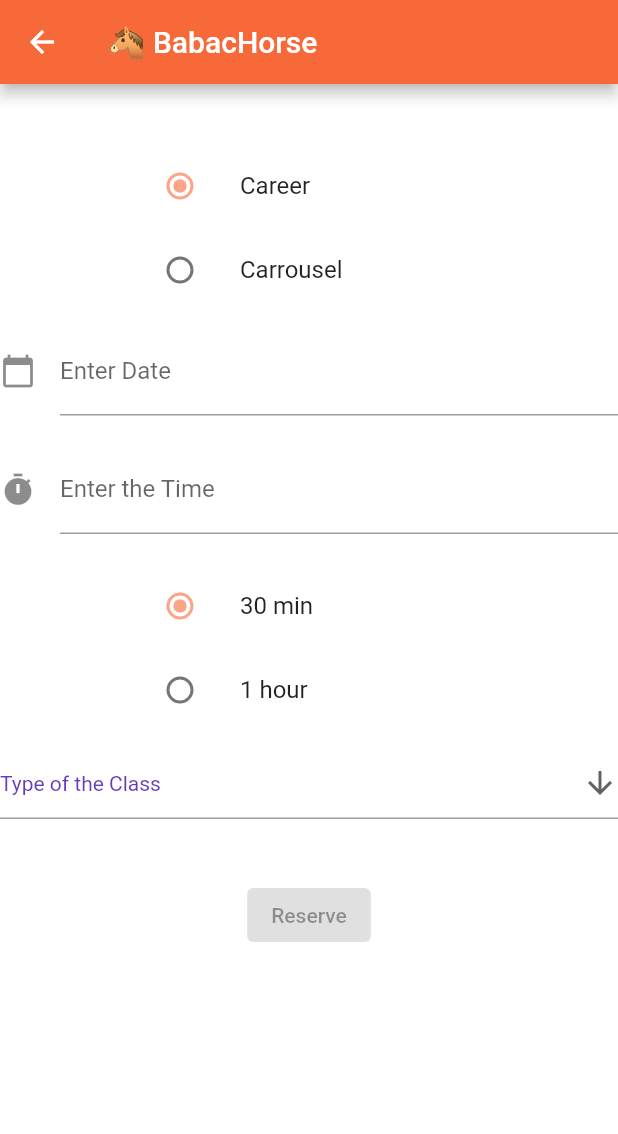
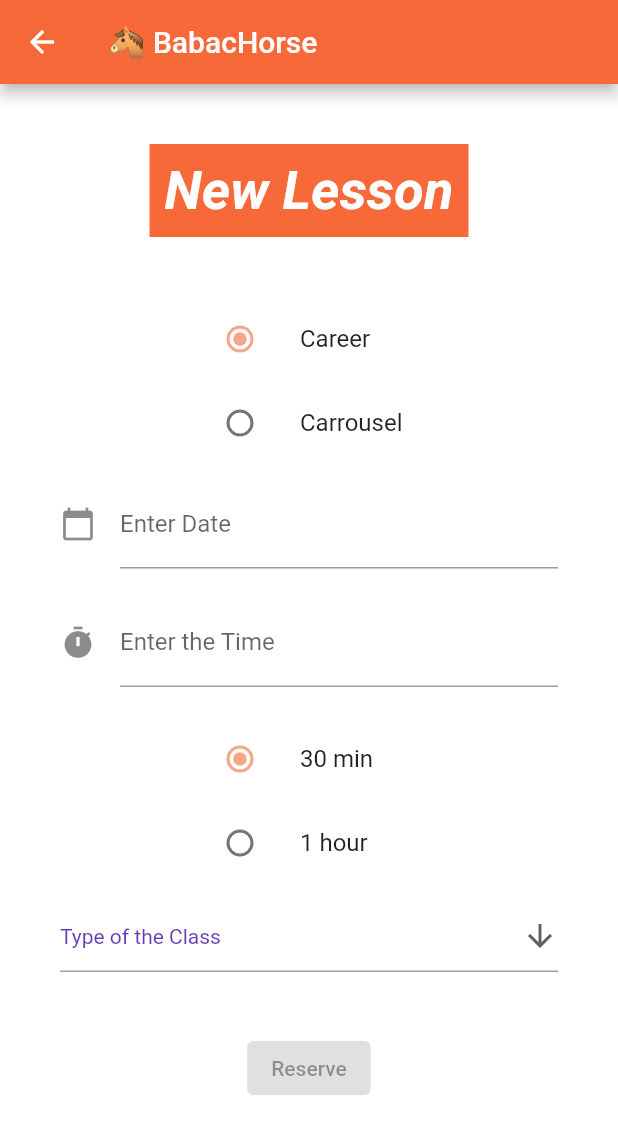
Before and after one commit to LouisYang95/FlutterAppEquitation, a Flutter app: the CreateClassPage screen opened by its route, on a phone screen of 412 x 824 dp. Shown: the top 1134 px of the screen. Run offline on Flutter 3.47's test engine with Material 2 defaults, Android fonts, the phone set to English and light mode, and no system bars; our stand-ins replace carousel_slider; missing offline and left inert: flutter_session_manager, mongo_dart; network calls fail.

Commit message:
Add verification connection

```diff
--- a/lib/Pages/class_page.dart
+++ b/lib/Pages/class_page.dart
@@ -56,12 +56,16 @@ class CreateClassPageState extends State<CreateClassPage> {
     var objectId = mongo.ObjectId.fromHexString(user_id);
     var user = await widget.db.collection('users').findOne({"_id": objectId});
     return user['_id'];
+
+
   }
 
 
 
 
   Future<void> createClass() async {
+    var user_id = await SessionManager().get("id");
+    if (user_id != "") {
       String formattedDate = DateFormat('dd-MM-yyyy').format(DateTime.now());
       var c = Class(land, date.text, hour.text, duration, dropdownValue);
       widget.db.collection('lessons').insertOne(<String, dynamic>{
@@ -76,6 +80,9 @@ class CreateClassPageState extends State<CreateClassPage> {
         'creation_real_date': formattedDate
       });
       Navigator.pushNamed(context, '/');
+    }else {
+      Navigator.pushNamed(context, '/login');
+    }
   }
 
   @override
@@ -84,8 +91,21 @@ class CreateClassPageState extends State<CreateClassPage> {
       appBar: AppBar(
         title: const Text('🐴 BabacHorse '),
       ),
-      body: Center(
-        child: Form(
+      body: Padding(
+        padding: const EdgeInsets.all(40.0),
+        child: Center(
+          child: Column(
+            children: [
+              Container(
+                padding: const EdgeInsets.all(10.0),
+                color: Color.fromRGBO(248,105,58, 1),
+                child: const Text("New Lesson", style: TextStyle(
+                    fontWeight: FontWeight.w700,
+                    color: Colors.white,
+                    fontStyle: FontStyle.italic,
+                    fontSize: 36)),
+              ),
+              Form(
                 key: _formKey,
                 onChanged: () {
                   setState(() {
@@ -258,6 +278,9 @@ class CreateClassPageState extends State<CreateClassPage> {
                     ],
                   ),
                 ),
+            ],
+          ),
+          ),
       ),
     );
   }
```
Lines whose indentation alone changed are shown as unchanged.
